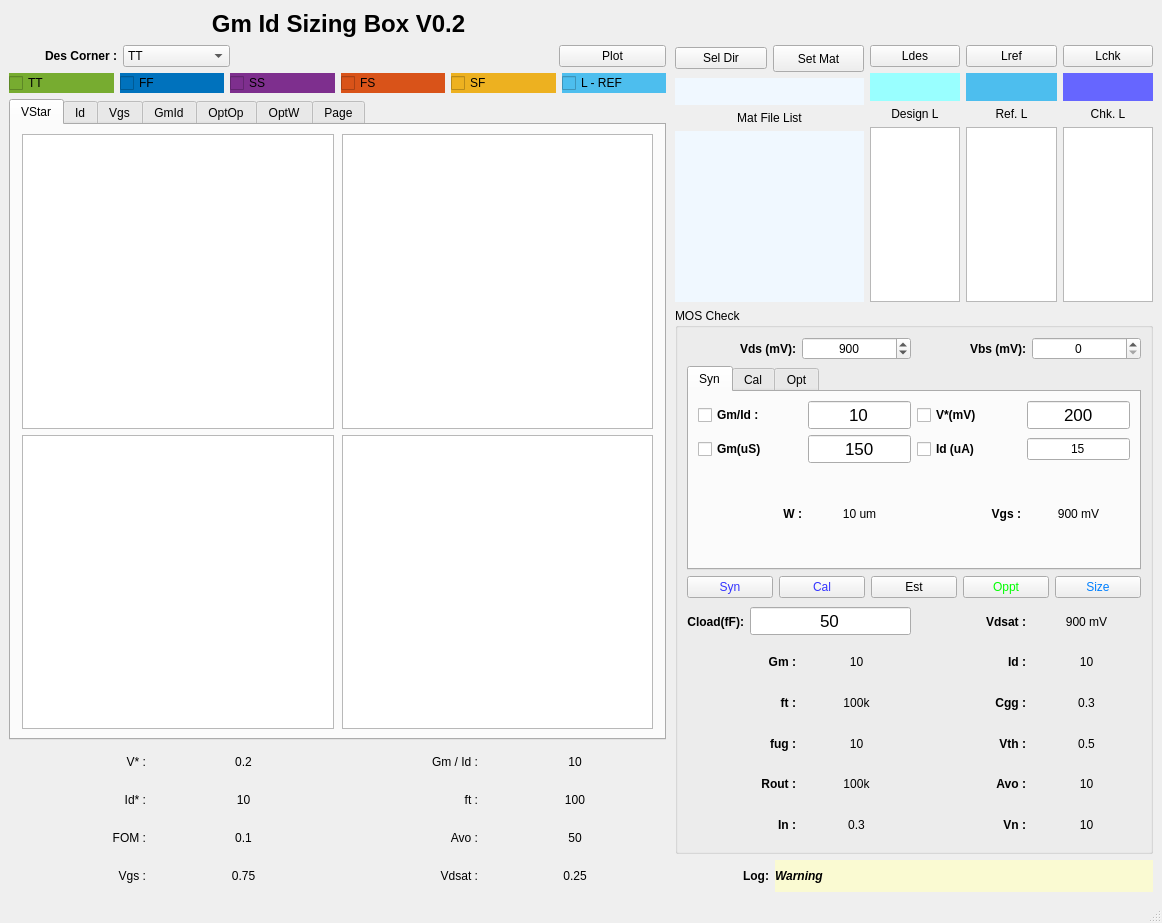
fengqzHD/gmIdNeoKit, file GUI/gmIdSizingGuiVp1.ui: the form before one commit.
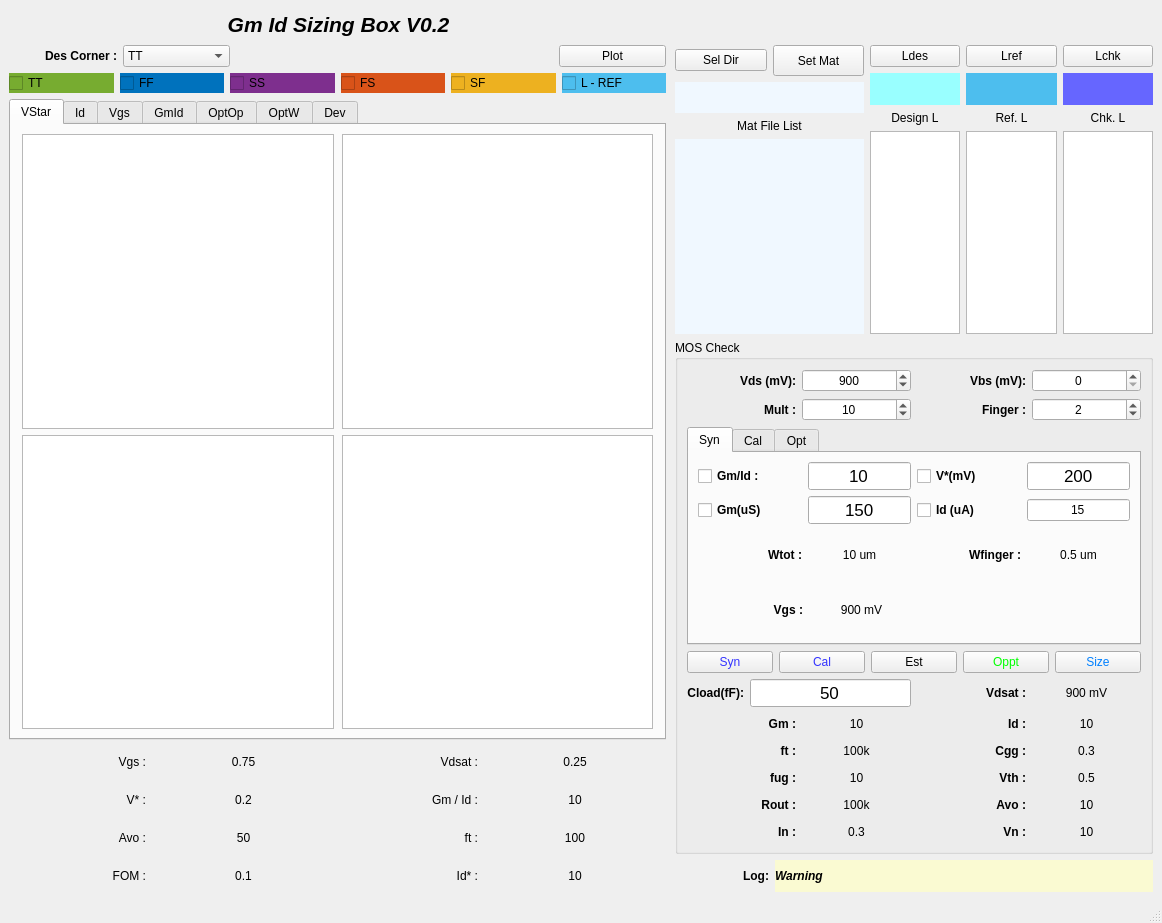
The form after the commit. Custom widgets are drawn as their Qt base class.

Commit message: Finger + Multiplier + OptOp Data Display

Diff of the .ui file:
```diff
--- a/GUI/gmIdSizingGuiVp1.ui
+++ b/GUI/gmIdSizingGuiVp1.ui
@@ -24,9 +24,9 @@
           <property name="font">
            <font>
             <family>Helvetica</family>
-            <pointsize>18</pointsize>
+            <pointsize>16</pointsize>
             <weight>75</weight>
-            <italic>false</italic>
+            <italic>true</italic>
             <bold>true</bold>
            </font>
           </property>
@@ -879,11 +879,63 @@
             </widget>
             <widget class="QWidget" name="tab">
              <attribute name="title">
-              <string>Page</string>
+              <string>Dev</string>
              </attribute>
             </widget>
            </widget>
           </item>
+          <item>
+           <layout class="QHBoxLayout" name="horizontalLayout_33" stretch="1,1">
+            <item>
+             <layout class="QHBoxLayout" name="horizontalLayout_84" stretch="3,4">
+              <item>
+               <widget class="QLabel" name="titleVgs">
+                <property name="text">
+                 <string>Vgs :</string>
+                </property>
+                <property name="alignment">
+                 <set>Qt::AlignRight|Qt::AlignTrailing|Qt::AlignVCenter</set>
+                </property>
+               </widget>
+              </item>
+              <item>
+               <widget class="QLabel" name="labelVgs">
+                <property name="text">
+                 <string>0.75</string>
+                </property>
+                <property name="alignment">
+                 <set>Qt::AlignCenter</set>
+                </property>
+               </widget>
+              </item>
+             </layout>
+            </item>
+            <item>
+             <layout class="QHBoxLayout" name="horizontalLayout_89" stretch="3,4">
+              <item>
+               <widget class="QLabel" name="titleVdsat">
+                <property name="text">
+                 <string>Vdsat :</string>
+                </property>
+                <property name="alignment">
+                 <set>Qt::AlignRight|Qt::AlignTrailing|Qt::AlignVCenter</set>
+                </property>
+               </widget>
+              </item>
+              <item>
+               <widget class="QLabel" name="labelVdsat">
+                <property name="text">
+                 <string>0.25</string>
+                </property>
+                <property name="alignment">
+                 <set>Qt::AlignCenter</set>
+                </property>
+               </widget>
+              </item>
+             </layout>
+            </item>
+           </layout>
+          </item>
           <item>
            <layout class="QHBoxLayout" name="horizontalLayout_3" stretch="1,1">
             <item>
@@ -937,13 +989,13 @@
            </layout>
           </item>
           <item>
-           <layout class="QHBoxLayout" name="horizontalLayout_75">
+           <layout class="QHBoxLayout" name="horizontalLayout_75" stretch="1,1">
             <item>
-             <layout class="QHBoxLayout" name="horizontalLayout_69" stretch="3,4">
+             <layout class="QHBoxLayout" name="horizontalLayout_74" stretch="3,4">
               <item>
-               <widget class="QLabel" name="titleId">
+               <widget class="QLabel" name="titleGain">
                 <property name="text">
-                 <string>Id* :</string>
+                 <string>Avo :</string>
                 </property>
                 <property name="alignment">
                  <set>Qt::AlignRight|Qt::AlignTrailing|Qt::AlignVCenter</set>
@@ -951,9 +1003,9 @@
                </widget>
               </item>
               <item>
-               <widget class="QLabel" name="labelId">
+               <widget class="QLabel" name="labelGain">
                 <property name="text">
-                 <string>10</string>
+                 <string>50</string>
                 </property>
                 <property name="alignment">
                  <set>Qt::AlignCenter</set>
@@ -1015,11 +1067,11 @@
              </layout>
             </item>
             <item>
-             <layout class="QHBoxLayout" name="horizontalLayout_74" stretch="3,4">
+             <layout class="QHBoxLayout" name="horizontalLayout_69" stretch="3,4">
               <item>
-               <widget class="QLabel" name="titleGain">
+               <widget class="QLabel" name="titleId">
                 <property name="text">
-                 <string>Avo :</string>
+                 <string>Id* :</string>
                 </property>
                 <property name="alignment">
                  <set>Qt::AlignRight|Qt::AlignTrailing|Qt::AlignVCenter</set>
@@ -1027,61 +1079,9 @@
                </widget>
               </item>
               <item>
-               <widget class="QLabel" name="labelGain">
+               <widget class="QLabel" name="labelId">
                 <property name="text">
-                 <string>50</string>
-                </property>
-                <property name="alignment">
-                 <set>Qt::AlignCenter</set>
-                </property>
-               </widget>
-              </item>
-             </layout>
-            </item>
-           </layout>
-          </item>
-          <item>
-           <layout class="QHBoxLayout" name="horizontalLayout_33" stretch="1,1">
-            <item>
-             <layout class="QHBoxLayout" name="horizontalLayout_84" stretch="3,4">
-              <item>
-               <widget class="QLabel" name="titleVgs">
-                <property name="text">
-                 <string>Vgs :</string>
-                </property>
-                <property name="alignment">
-                 <set>Qt::AlignRight|Qt::AlignTrailing|Qt::AlignVCenter</set>
-                </property>
-               </widget>
-              </item>
-              <item>
-               <widget class="QLabel" name="labelVgs">
-                <property name="text">
-                 <string>0.75</string>
-                </property>
-                <property name="alignment">
-                 <set>Qt::AlignCenter</set>
-                </property>
-               </widget>
-              </item>
-             </layout>
-            </item>
-            <item>
-             <layout class="QHBoxLayout" name="horizontalLayout_89" stretch="3,4">
-              <item>
-               <widget class="QLabel" name="titleVdsat">
-                <property name="text">
-                 <string>Vdsat :</string>
-                </property>
-                <property name="alignment">
-                 <set>Qt::AlignRight|Qt::AlignTrailing|Qt::AlignVCenter</set>
-                </property>
-               </widget>
-              </item>
-              <item>
-               <widget class="QLabel" name="labelVdsat">
-                <property name="text">
-                 <string>0.25</string>
+                 <string>10</string>
                 </property>
                 <property name="alignment">
                  <set>Qt::AlignCenter</set>
@@ -1108,7 +1108,7 @@
          </spacer>
         </item>
         <item>
-         <layout class="QVBoxLayout" name="verticalLayoutFunc" stretch="16,34,2">
+         <layout class="QVBoxLayout" name="verticalLayoutFunc" stretch="18,32,2">
           <item>
            <layout class="QHBoxLayout" name="horizontalLayout_22" stretch="2,3">
             <item>
@@ -1371,7 +1371,7 @@
             </property>
             <layout class="QGridLayout" name="gridLayout_10">
              <item row="0" column="0">
-              <layout class="QVBoxLayout" name="verticalLayout_17" stretch="1,6,1,7">
+              <layout class="QVBoxLayout" name="verticalLayout_17" stretch="1,1,8,1,6">
                <item>
                 <layout class="QHBoxLayout" name="horizontalLayout_39" stretch="1,1">
                  <item>
@@ -1445,6 +1445,82 @@
                  </item>
                 </layout>
                </item>
+               <item>
+                <layout class="QHBoxLayout" name="horizontalLayout_43" stretch="1,1">
+                 <item>
+                  <layout class="QHBoxLayout" name="horizontalLayout_54" stretch="1,1">
+                   <item>
+                    <widget class="QLabel" name="titleMosMulti">
+                     <property name="font">
+                      <font>
+                       <weight>75</weight>
+                       <bold>true</bold>
+                      </font>
+                     </property>
+                     <property name="text">
+                      <string>Mult :</string>
+                     </property>
+                     <property name="alignment">
+                      <set>Qt::AlignRight|Qt::AlignTrailing|Qt::AlignVCenter</set>
+                     </property>
+                    </widget>
+                   </item>
+                   <item>
+                    <widget class="QSpinBox" name="spinBoxMosMulti">
+                     <property name="alignment">
+                      <set>Qt::AlignCenter</set>
+                     </property>
+                     <property name="maximum">
+                      <number>100</number>
+                     </property>
+                     <property name="singleStep">
+                      <number>1</number>
+                     </property>
+                     <property name="value">
+                      <number>10</number>
+                     </property>
+                    </widget>
+                   </item>
+                  </layout>
+                 </item>
+                 <item>
+                  <layout class="QHBoxLayout" name="horizontalLayout_56" stretch="1,1">
+                   <item>
+                    <widget class="QLabel" name="titleMosFinger">
+                     <property name="font">
+                      <font>
+                       <weight>75</weight>
+                       <bold>true</bold>
+                      </font>
+                     </property>
+                     <property name="text">
+                      <string>Finger :</string>
+                     </property>
+                     <property name="alignment">
+                      <set>Qt::AlignRight|Qt::AlignTrailing|Qt::AlignVCenter</set>
+                     </property>
+                    </widget>
+                   </item>
+                   <item>
+                    <widget class="QSpinBox" name="spinBoxMosFinger">
+                     <property name="alignment">
+                      <set>Qt::AlignCenter</set>
+                     </property>
+                     <property name="maximum">
+                      <number>50</number>
+                     </property>
+                     <property name="singleStep">
+                      <number>2</number>
+                     </property>
+                     <property name="value">
+                      <number>2</number>
+                     </property>
+                    </widget>
+                   </item>
+                  </layout>
+                 </item>
+                </layout>
+               </item>
                <item>
                 <widget class="QTabWidget" name="tabWidgetMode">
                  <property name="currentIndex">
@@ -1456,7 +1532,7 @@
                   </attribute>
                   <layout class="QGridLayout" name="gridLayout_7">
                    <item row="0" column="0">
-                    <layout class="QVBoxLayout" name="verticalLayout_4" stretch="1,1,1">
+                    <layout class="QVBoxLayout" name="verticalLayout_4" stretch="1,1,1,1">
                      <item>
                       <layout class="QHBoxLayout" name="horizontalLayout_8" stretch="1,1">
                        <item>
@@ -1604,7 +1680,7 @@
                             </font>
                            </property>
                            <property name="text">
-                            <string>W :</string>
+                            <string>Wtot :</string>
                            </property>
                            <property name="alignment">
                             <set>Qt::AlignRight|Qt::AlignTrailing|Qt::AlignVCenter</set>
@@ -1624,6 +1700,40 @@
                         </layout>
                        </item>
                        <item>
+                        <layout class="QHBoxLayout" name="horizontalLayout_11">
+                         <item>
+                          <widget class="QLabel" name="titleSynWidthFin">
+                           <property name="font">
+                            <font>
+                             <weight>75</weight>
+                             <bold>true</bold>
+                            </font>
+                           </property>
+                           <property name="text">
+                            <string>Wfinger :</string>
+                           </property>
+                           <property name="alignment">
+                            <set>Qt::AlignRight|Qt::AlignTrailing|Qt::AlignVCenter</set>
+                           </property>
+                          </widget>
+                         </item>
+                         <item>
+                          <widget class="QLabel" name="labelSynWFin">
+                           <property name="text">
+                            <string>0.5 um</string>
+                           </property>
+                           <property name="alignment">
+                            <set>Qt::AlignCenter</set>
+                           </property>
+                          </widget>
+                         </item>
+                        </layout>
+                       </item>
+                      </layout>
+                     </item>
+                     <item>
+                      <layout class="QHBoxLayout" name="horizontalLayout_79" stretch="1,1">
+                       <item>
                         <layout class="QHBoxLayout" name="horizontalLayout_76" stretch="1,1">
                          <item>
                           <widget class="QLabel" name="titleSynVgs">
@@ -1653,6 +1763,23 @@
                          </item>
                         </layout>
                        </item>
+                       <item>
+                        <layout class="QHBoxLayout" name="horizontalLayout_85" stretch="0">
+                         <item>
+                          <spacer name="horizontalSpacer_2">
+                           <property name="orientation">
+                            <enum>Qt::Horizontal</enum>
+                           </property>
+                           <property name="sizeHint" stdset="0">
+                            <size>
+                             <width>40</width>
+                             <height>20</height>
+                            </size>
+                           </property>
+                          </spacer>
+                         </item>
+                        </layout>
+                       </item>
                       </layout>
                      </item>
                     </layout>
```
Left out of the diff: 11 changed lines with no effect on the pictures. The commit also changes 2 other files.
